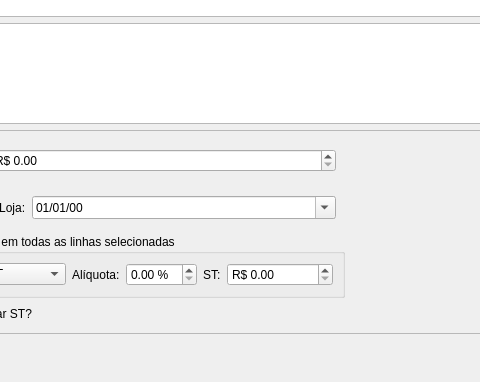
Before: the Qt Designer form ui/inputdialogfinanceiro.ui in darktorres/ERP-STACCATO, drawn with Qt 5; both pictures show x 87 to 567 and y 214 to 596 of the 1467 by 596 pixel window.
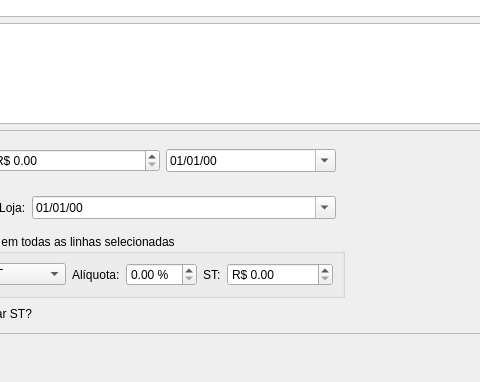
After: the same form once the commit is applied. Custom widgets are drawn as their Qt base class.

Diff of the .ui file:
```diff
--- a/ui/inputdialogfinanceiro.ui
+++ b/ui/inputdialogfinanceiro.ui
@@ -120,6 +120,22 @@
                   </property>
                  </widget>
                 </item>
+                <item row="0" column="3">
+                 <widget class="QDateEdit" name="dateEditFrete">
+                  <property name="sizePolicy">
+                   <sizepolicy hsizetype="Preferred" vsizetype="Fixed">
+                    <horstretch>0</horstretch>
+                    <verstretch>0</verstretch>
+                   </sizepolicy>
+                  </property>
+                  <property name="displayFormat">
+                   <string>dd/MM/yy</string>
+                  </property>
+                  <property name="calendarPopup">
+                   <bool>true</bool>
+                  </property>
+                 </widget>
+                </item>
                </layout>
               </widget>
              </item>
```
